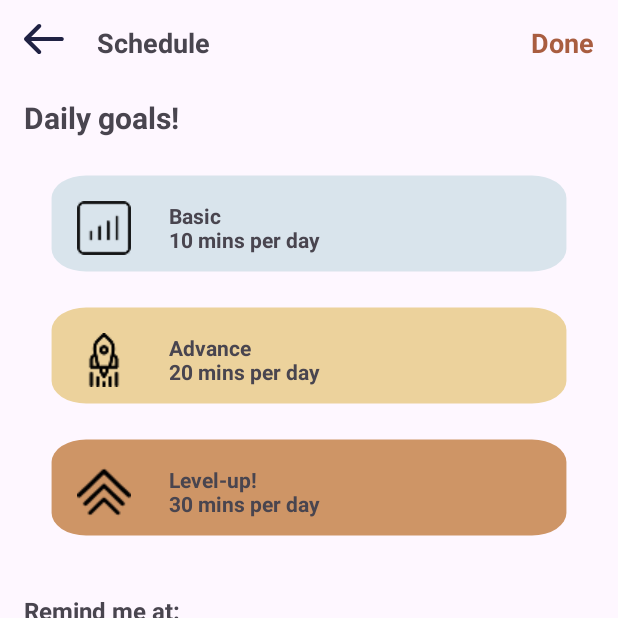
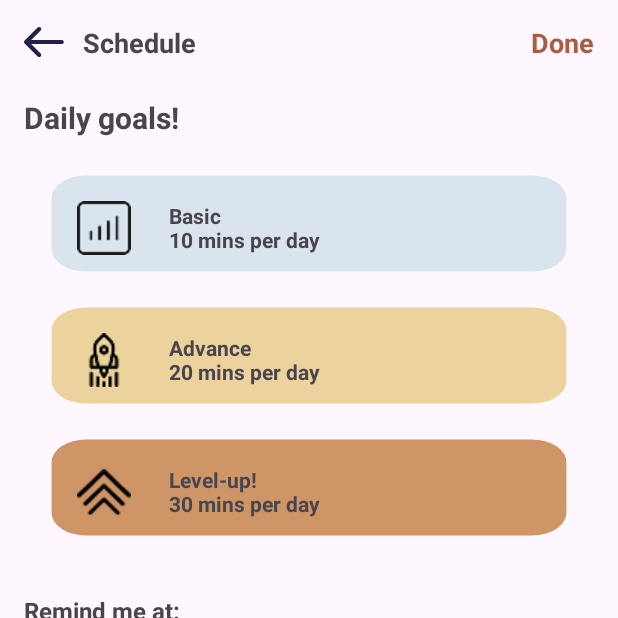
Before and after one commit to Trengmeri/AppTiengAnh, an Android app: the ScheduleActivity screen opened directly, with no data from a screen before it, on a phone screen of 412 x 824 dp, the top half of it. Run offline under Robolectric (Android 15) with nearby library versions, the phone set to English and light mode, and no system bars.

Commit message:
sua 1 xiu

```diff
--- a/app/src/main/java/com/example/test/ui/FLashcardActivity.java
+++ b/app/src/main/java/com/example/test/ui/FLashcardActivity.java
@@ -51,6 +51,7 @@ public class FLashcardActivity extends AppCompatActivity {
             public void onClick(View view) {
                 Intent intent = new Intent(FLashcardActivity.this, GroupFlashcardActivity.class);
                 startActivity(intent);
+                finish();
             }
         });
         flcid.setOnClickListener(new View.OnClickListener() {
--- a/app/src/main/java/com/example/test/ui/GroupFlashcardActivity.java
+++ b/app/src/main/java/com/example/test/ui/GroupFlashcardActivity.java
@@ -25,6 +25,7 @@ import androidx.core.view.WindowInsetsCompat;
 
 import com.example.test.R;
 import com.example.test.ui.explore.ExploreActivity;
+import com.example.test.ui.explore.ExploreFragment;
 
 public class GroupFlashcardActivity extends AppCompatActivity {
 
@@ -57,13 +58,16 @@ public class GroupFlashcardActivity extends AppCompatActivity {
             public void onClick(View view) {
                 Intent intent= new Intent(GroupFlashcardActivity.this, FLashcardActivity.class);
                 startActivity(intent);
+                finish();
             }
         });
         backtoExplore.setOnClickListener(new View.OnClickListener() {
             @Override
             public void onClick(View view) {
-                Intent intent= new Intent(GroupFlashcardActivity.this, ExploreActivity.class);
-                startActivity(intent);
+//                Intent intent= new Intent(GroupFlashcardActivity.this, ExploreFragment.class);
+//                startActivity(intent);
+                finish();
+
             }
         });
 
--- a/app/src/main/java/com/example/test/ui/ScheduleActivity.java
+++ b/app/src/main/java/com/example/test/ui/ScheduleActivity.java
@@ -1,5 +1,7 @@
 package com.example.test.ui;
 
+import android.annotation.SuppressLint;
+import android.content.Intent;
 import android.os.Bundle;
 import android.view.View;
 import android.widget.ImageView;
@@ -8,10 +10,11 @@ import android.widget.TextView;
 import androidx.appcompat.app.AppCompatActivity;
 
 import com.example.test.R;
+import com.example.test.ui.explore.ExploreFragment;
 
 public class ScheduleActivity extends AppCompatActivity {
 
-    private TextView textViewReminderTimeHour, textViewReminderTimeMins;
+    private TextView textViewReminderTimeHour, textViewReminderTimeMins,btnBacktoEx;
     private ImageView up, down; // Single ImageView for Up/Down
     ImageView Mon,Tue,Wed,Thu,Fri,Sat,Sun,check_icon2,check_icon3,check_icon4,check_icon5,check_icon6,check_icon7,check_icon0;
     ImageView Basic, Advance,LevelUp, check_basic, check_advance,check_levelup;
@@ -20,6 +23,7 @@ public class ScheduleActivity extends AppCompatActivity {
     private int currentMinute = 0;
     private int selectedGoal = 0; // 0: None, 1: Basic, 2: Advance, 3: LevelUp
 
+    @SuppressLint("MissingInflatedId")
     @Override
     protected void onCreate(Bundle savedInstanceState) {
         super.onCreate(savedInstanceState);
@@ -27,6 +31,7 @@ public class ScheduleActivity extends AppCompatActivity {
 
         textViewReminderTimeHour = findViewById(R.id.textViewReminderTimeHour);
         textViewReminderTimeMins = findViewById(R.id.textViewReminderTimeMins);
+        btnBacktoEx= findViewById(R.id.btnBacktoEx);
 
         Sun = findViewById(R.id.sun);
         Mon = findViewById(R.id.mon);
@@ -200,6 +205,15 @@ public class ScheduleActivity extends AppCompatActivity {
                 // You can add visual feedback here
             }
         });
+
+        btnBacktoEx.setOnClickListener(new View.OnClickListener() {
+            @Override
+            public void onClick(View view) {
+//                Intent intent= new Intent(ScheduleActivity.this, ExploreFragment.class);
+//                startActivity(intent);
+                finish();
+            }
+        });
     }
 
     private void updateGoalSelectionUI() {
--- a/app/src/main/res/layout/activity_schedule.xml
+++ b/app/src/main/res/layout/activity_schedule.xml
@@ -15,16 +15,13 @@
         android:orientation="horizontal"
         android:gravity="center_horizontal">
 
-        <ImageView
-            android:layout_width="wrap_content"
-            android:layout_height="wrap_content"
-            android:background="@drawable/icon_back"/>
 
         <TextView
-            android:id="@+id/textViewSchedule"
+            android:id="@+id/btnBacktoEx"
             android:layout_width="0dp"
             android:layout_height="wrap_content"
             android:layout_weight="1"
+            android:drawableStart="@drawable/icon_back"
             android:text="Schedule"
             android:textStyle="bold"
             android:textSize="18sp"
```
